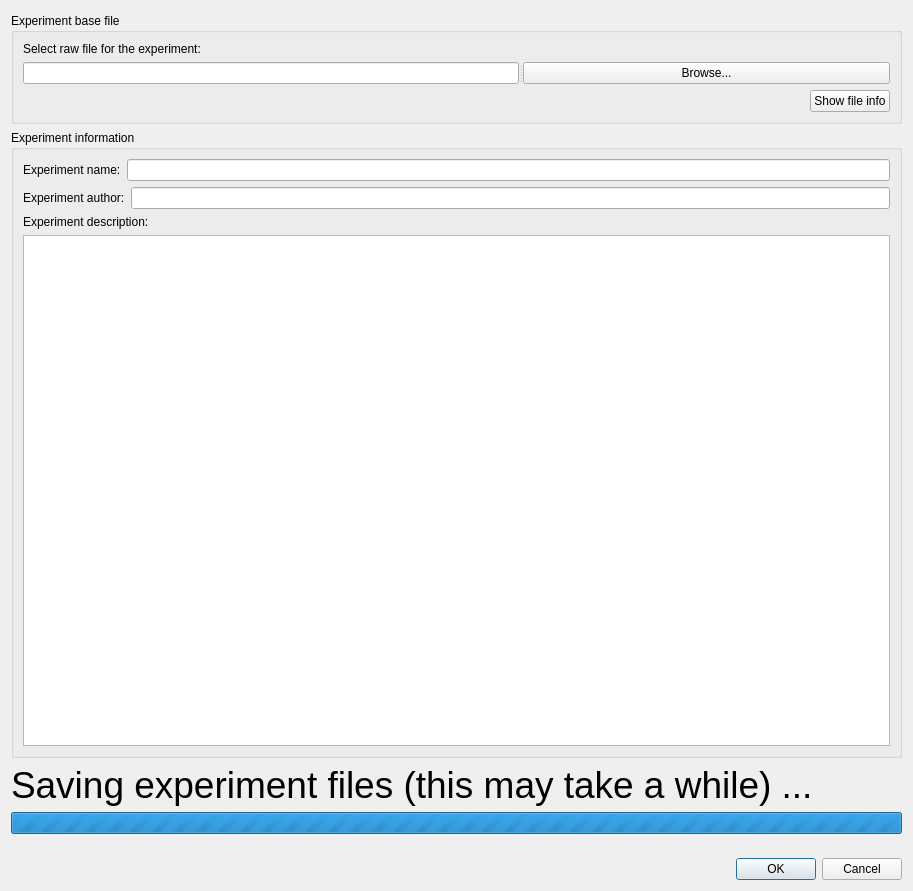
Old version of the form hoksotin/ui/qt4Designer_ui_files/createExperimentDialog.ui in the repository cibr-jyu/meggie.
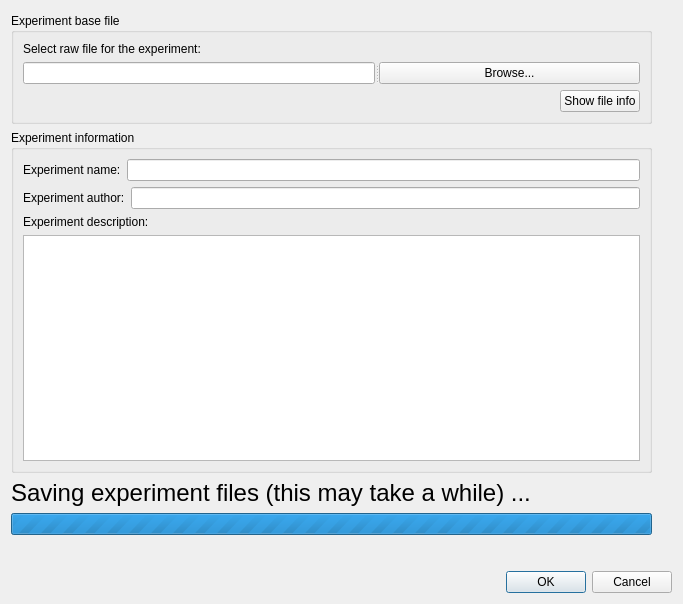
New version of the form.

Diff of the .ui file:
```diff
--- a/hoksotin/ui/qt4Designer_ui_files/createExperimentDialog.ui
+++ b/hoksotin/ui/qt4Designer_ui_files/createExperimentDialog.ui
@@ -9,8 +9,8 @@
    <rect>
     <x>0</x>
     <y>0</y>
-    <width>913</width>
-    <height>891</height>
+    <width>683</width>
+    <height>604</height>
    </rect>
   </property>
   <property name="windowTitle">
@@ -40,14 +40,14 @@
        <rect>
         <x>0</x>
         <y>0</y>
-        <width>895</width>
-        <height>836</height>
+        <width>665</width>
+        <height>547</height>
        </rect>
       </property>
       <property name="minimumSize">
        <size>
-        <width>890</width>
-        <height>825</height>
+        <width>645</width>
+        <height>540</height>
        </size>
       </property>
       <widget class="QWidget" name="layoutWidget">
@@ -55,8 +55,8 @@
         <rect>
          <x>0</x>
          <y>2</y>
-         <width>891</width>
-         <height>821</height>
+         <width>641</width>
+         <height>522</height>
         </rect>
        </property>
        <layout class="QVBoxLayout" name="verticalLayout_2">
@@ -168,7 +168,7 @@
          <widget class="QLabel" name="labelCreatingExperiment">
           <property name="font">
            <font>
-            <pointsize>28</pointsize>
+            <pointsize>18</pointsize>
            </font>
           </property>
           <property name="text">
```
Left out of the diff: 84 changed lines with no effect on the pictures.
